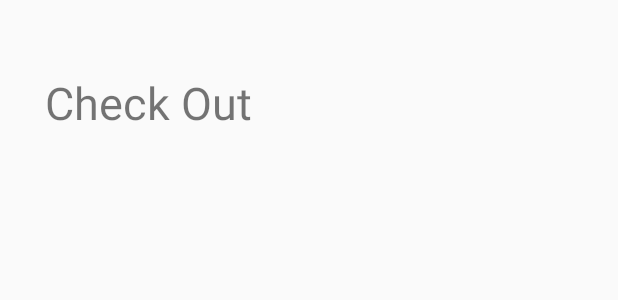
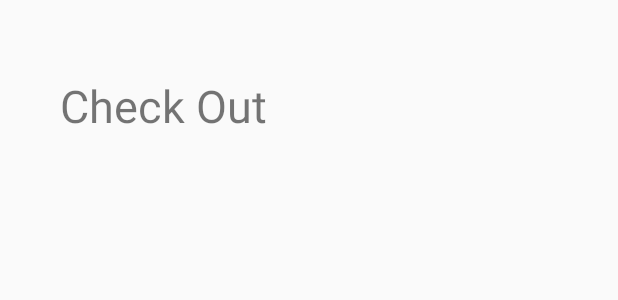
Before and after one commit to Mengchen-G/Hungry-Foodie, an Android app: the layout activity_placeanorder.xml on its own in the app's theme, with its tools: preview values and no code run, on a phone screen of 412 x 824 dp. Shown: the top 300 px of the screen. Run offline under Robolectric (Android 15) with nearby library versions, the phone set to English and light mode, and no system bars.

Commit message:
Initial draft

```diff
--- a/app/src/main/AndroidManifest.xml
+++ b/app/src/main/AndroidManifest.xml
@@ -9,7 +9,8 @@
         android:roundIcon="@mipmap/ic_launcher_round"
         android:supportsRtl="true"
         android:theme="@style/AppTheme">
-        <activity android:name=".Menu2Activity"></activity>
+        <activity android:name=".PlaceAnOrder"></activity>
+        <activity android:name=".Menu2Activity" />
         <activity android:name=".HomeActivity" />
         <activity android:name=".MenuActivity" />
         <activity android:name=".LoginActivity" />
--- a/app/src/main/java/com/example/myapplication/MenuActivity.java
+++ b/app/src/main/java/com/example/myapplication/MenuActivity.java
@@ -18,7 +18,7 @@ public class MenuActivity extends AppCompatActivity {
         burgerBtn.setOnClickListener(new View.OnClickListener() {
             @Override
             public void onClick(View v) {
-                Intent startIntent = new Intent(getApplicationContext(), PlaceAnOrder.class);
+                Intent startIntent = new Intent(MenuActivity.this, PlaceAnOrder.class);
                 startActivity(startIntent);
             }
         });
--- a/app/src/main/java/com/example/myapplication/PlaceAnOrder.java
+++ b/app/src/main/java/com/example/myapplication/PlaceAnOrder.java
@@ -1,13 +1,14 @@
 package com.example.myapplication;
+
+import androidx.appcompat.app.AppCompatActivity;
 
 import android.os.Bundle;
 
-import androidx.appcompat.app.AppCompatActivity;
+public class PlaceAnOrder extends AppCompatActivity {
 
-public class PlaceAnOrder extends AppCompatActivity {
-        @Override
-        protected void onCreate(Bundle savedInstanceState) {
-            super.onCreate(savedInstanceState);
-            setContentView(R.layout.place_an_order);
-        }
+    @Override
+    protected void onCreate(Bundle savedInstanceState) {
+        super.onCreate(savedInstanceState);
+        setContentView(R.layout.activity_placeanorder);
+    }
 }
--- a/app/src/main/res/layout/place_an_order.xml
+++ b/app/src/main/res/layout/activity_placeanorder.xml
@@ -1,17 +1,18 @@
 <?xml version="1.0" encoding="utf-8"?>
-<androidx.constraintlayout.widget.ConstraintLayout xmlns:android="http://schemas.android.com/apk/res/android"
+<androidx.constraintlayout.widget.ConstraintLayout
+    xmlns:android="http://schemas.android.com/apk/res/android"
     xmlns:app="http://schemas.android.com/apk/res-auto"
     xmlns:tools="http://schemas.android.com/tools"
-    android:layout_width="wrap_content"
-    android:layout_height="wrap_content">
+    android:layout_width="match_parent"
+    android:layout_height="match_parent">
 
     <TextView
         android:id="@+id/checkOutTextView"
         android:layout_width="wrap_content"
         android:layout_height="wrap_content"
-        android:layout_marginStart="30dp"
-        android:layout_marginLeft="30dp"
-        android:layout_marginTop="48dp"
+        android:layout_marginStart="40dp"
+        android:layout_marginLeft="40dp"
+        android:layout_marginTop="50dp"
         android:text="@string/check_out"
         android:textSize="30sp"
         app:layout_constraintStart_toStartOf="parent"
```
